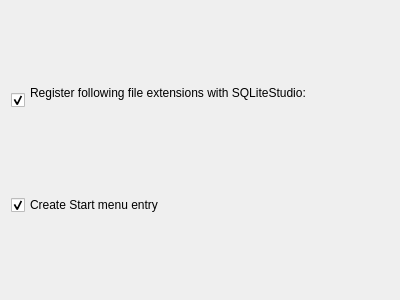
pawelsalawa/sqlitestudio, file SQLiteStudio3/sqlitestudio/register_file_types.ui: the form before one commit.
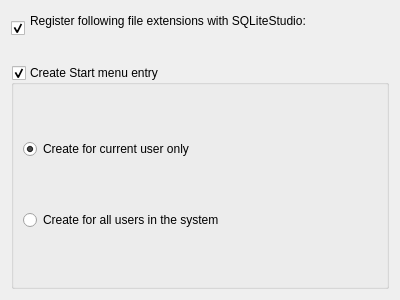
The form after the commit.

Commit message: #3265 Fixed Windows Start menu entry creation, added choice to create it for current user only or for all users.

```diff
--- a/SQLiteStudio3/sqlitestudio/register_file_types.ui
+++ b/SQLiteStudio3/sqlitestudio/register_file_types.ui
@@ -14,6 +14,9 @@
    <string>Form</string>
   </property>
   <layout class="QVBoxLayout" name="verticalLayout">
+   <property name="spacing">
+    <number>20</number>
+   </property>
    <item>
     <widget class="QCheckBox" name="RegisterFileCheckBox">
      <property name="text">
@@ -26,13 +29,32 @@
     </widget>
    </item>
    <item>
-    <widget class="QCheckBox" name="CreateStartMenuEntryCheckBox">
-     <property name="text">
+    <widget class="QGroupBox" name="CreateStartMenuEntry">
+     <property name="title">
       <string>Create Start menu entry</string>
      </property>
-     <property name="checked">
+     <property name="checkable">
       <bool>true</bool>
      </property>
+     <layout class="QVBoxLayout" name="verticalLayout_2">
+      <item>
+       <widget class="QRadioButton" name="ForThisUserOnly">
+        <property name="text">
+         <string>Create for current user only</string>
+        </property>
+        <property name="checked">
+         <bool>true</bool>
+        </property>
+       </widget>
+      </item>
+      <item>
+       <widget class="QRadioButton" name="ForAllUsers">
+        <property name="text">
+         <string>Create for all users in the system</string>
+        </property>
+       </widget>
+      </item>
+     </layout>
     </widget>
    </item>
   </layout>
```
The commit also changes 1 other file.
